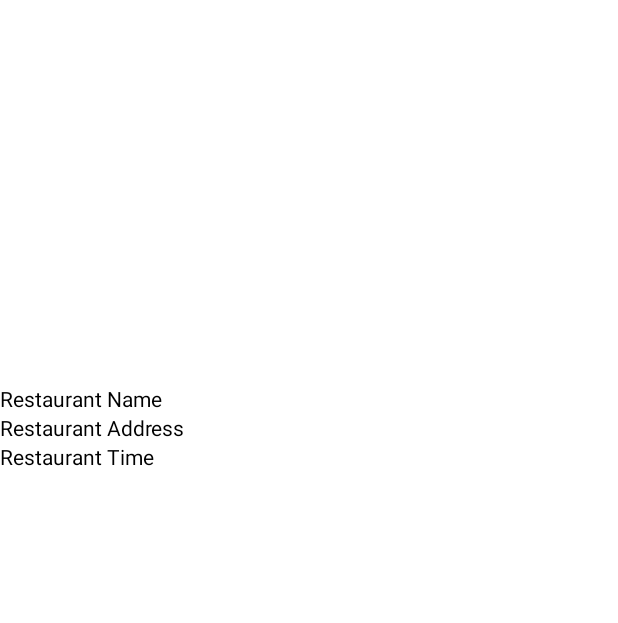
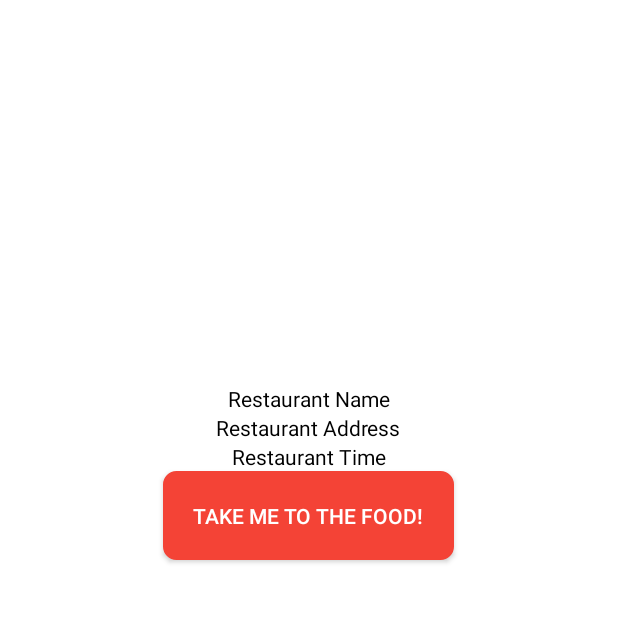
Before and after one commit to huhx0015/Foodgasm, an Android app: the fragment FGRestaurantFragment placed in its activity, on a phone screen of 412 x 824 dp, the part 84-707 px from its top. Run offline under Robolectric (Android 15) with nearby library versions, the phone set to English and light mode, and no system bars; our stand-ins replace ButterKnife; libraries missing offline, so code that uses them is left out: retrofit.client, retrofit.converter, retrofit.http; 1 statement that could not run was skipped.

Commit message:
* Added button to launch navigation mode to Google Maps.

```diff
--- a/app/src/main/java/com/huhmoon/apparely/fragments/FGRestaurantFragment.java
+++ b/app/src/main/java/com/huhmoon/apparely/fragments/FGRestaurantFragment.java
@@ -6,10 +6,12 @@ import android.support.v4.app.Fragment;
 import android.view.LayoutInflater;
 import android.view.View;
 import android.view.ViewGroup;
+import android.widget.Button;
 import android.widget.TextView;
 
 import com.huhmoon.apparely.R;
 import com.huhmoon.apparely.data.FGRestaurantModel;
+import com.huhmoon.apparely.intent.FGNavIntent;
 
 import butterknife.Bind;
 import butterknife.ButterKnife;
@@ -32,6 +34,9 @@ public class FGRestaurantFragment extends Fragment {
 
     // SYSTEM VARIABLES
     private Activity currentActivity; // Used to determine the activity class this fragment is currently attached to.
+
+    // VIEW INJECTION VARIABLES
+    @Bind(R.id.fg_restaurant_navigation_button) Button navButton;
 
     /** INITIALIZATION FUNCTIONALITY ___________________________________________________________ **/
 
@@ -81,6 +86,20 @@ public class FGRestaurantFragment extends Fragment {
     /** LAYOUT METHODS _________________________________________________________________________ **/
 
     private void setUpLayout() {
+        setUpButtons();
+    }
 
+    private void setUpButtons() {
+
+        // NAVIGATION BUTTON:
+        navButton.setOnClickListener(new View.OnClickListener() {
+
+            @Override
+            public void onClick(View v) {
+
+                // TODO: Launches Google Maps in Navigation Mode.
+                //FGNavIntent.launchNavigation(currentRestaurant.getAddress());
+            }
+        });
     }
 }
--- a/app/src/main/res/layout/fg_food_fragment.xml
+++ b/app/src/main/res/layout/fg_food_fragment.xml
@@ -52,7 +52,7 @@
                 <Button
                     android:layout_width="wrap_content"
                     android:layout_height="wrap_content"
-                    android:text="ORDER"
+                    android:text="DELICIOUS"
                     android:id="@+id/fg_food_order_button"
                     android:typeface="sans"
                     android:textColor="@android:color/white"
--- a/app/src/main/res/layout/fg_restaurant_fragment.xml
+++ b/app/src/main/res/layout/fg_restaurant_fragment.xml
@@ -22,20 +22,33 @@
             android:layout_height="wrap_content"
             android:text="Restaurant Name"
             android:id="@+id/fg_restaurant_name"
-            android:textColor="@android:color/black" />
+            android:textColor="@android:color/black"
+            android:layout_gravity="center" />
 
         <TextView
             android:layout_width="wrap_content"
             android:layout_height="wrap_content"
             android:text="Restaurant Address"
             android:id="@+id/fg_restaurant_address"
-            android:textColor="@android:color/black" />
+            android:textColor="@android:color/black"
+            android:layout_gravity="center" />
 
         <TextView
             android:layout_width="wrap_content"
             android:layout_height="wrap_content"
             android:text="Restaurant Time"
             android:id="@+id/fg_restaurant_time"
-            android:textColor="@android:color/black" />
+            android:textColor="@android:color/black"
+            android:layout_gravity="center" />
+
+        <Button
+            android:layout_width="wrap_content"
+            android:layout_height="wrap_content"
+            android:id="@+id/fg_restaurant_navigation_button"
+            android:text="TAKE ME TO THE FOOD!"
+            android:background="@drawable/fg_button_background"
+            android:padding="20dp"
+            android:gravity="center"
+            android:layout_gravity="center" />
     </LinearLayout>
 </LinearLayout>
```
Also changed, not shown: app/src/main/java/com/huhmoon/apparely/intent/FGNavIntent.java (added, +31 -0 lines).
